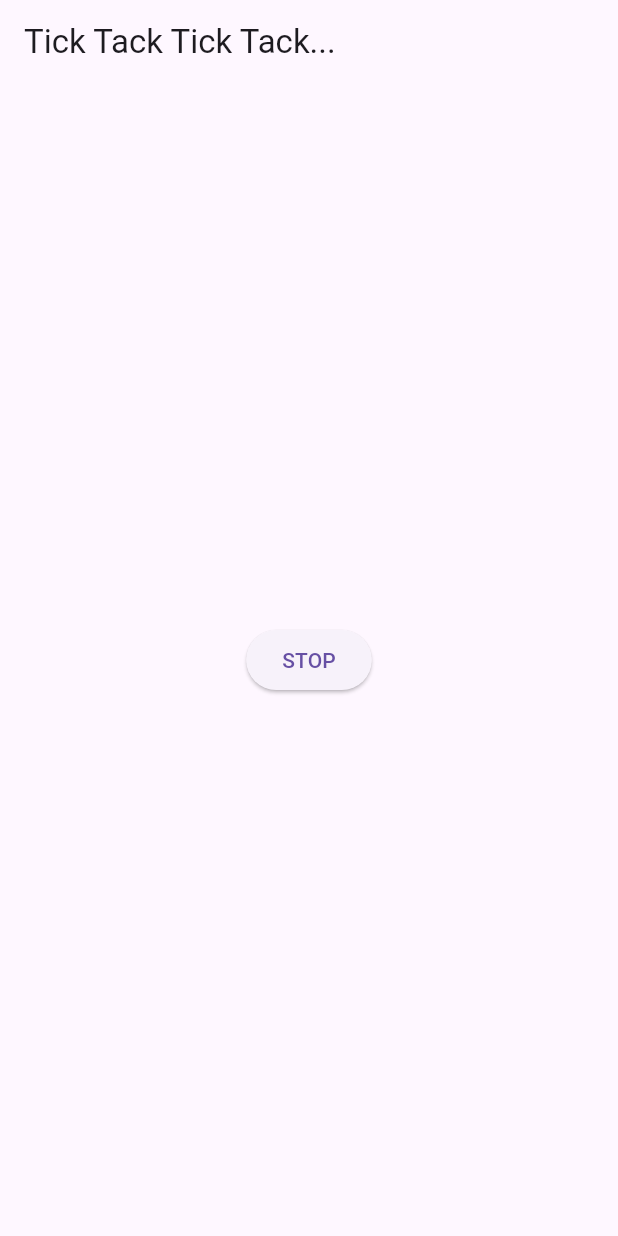
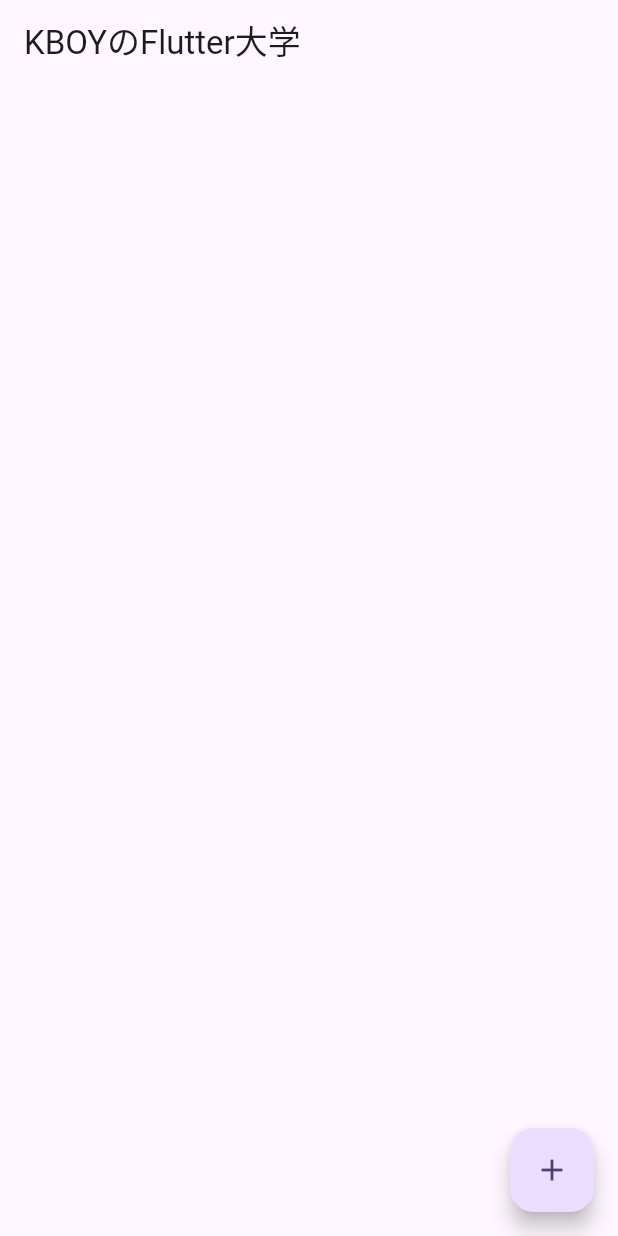
Before and after one commit to I10n/open-and-stop-timer, a Flutter app: the screen it shows after launch, on a phone screen of 412 x 824 dp. Run offline on Flutter 3.47's test engine with Material 3 defaults, Android fonts, the phone set to English and light mode, and no system bars.

```diff
--- a/lib/main.dart
+++ b/lib/main.dart
@@ -5,7 +5,7 @@
 }
 
 class MyApp extends StatelessWidget {
-  const MyApp({Key? key}) : super(key: key);
+  const MyApp({super.key});
 
   // This widget is the root of your application.
   @override
@@ -13,49 +13,75 @@
     return MaterialApp(
       title: 'Flutter Demo',
       theme: ThemeData(
-        primarySwatch: Colors.green,
+        // This is the theme of your application.
+        //
+        // TRY THIS: Try running your application with "flutter run". You'll see
+        // the application has a purple toolbar. Then, without quitting the app,
+        // try changing the seedColor in the colorScheme below to Colors.green
+        // and then invoke "hot reload" (save your changes or press the "hot
+        // reload" button in a Flutter-supported IDE, or press "r" if you used
+        // the command line to start the app).
+        //
+        // Notice that the counter didn't reset back to zero; the application
+        // state is not lost during the reload. To reset the state, use hot
+        // restart instead.
+        //
+        // This works for code too, not just values: Most code changes can be
+        // tested with just a hot reload.
+        colorScheme: ColorScheme.fromSeed(seedColor: Colors.deepPurple),
+        useMaterial3: true,
       ),
-      home: MyHomePage(),
+      home: const MyHomePage(title: 'Flutter Demo Home Page'),
     );
   }
 }
 
-class MyHomePage extends StatelessWidget {
+class MyHomePage extends StatefulWidget {
+  const MyHomePage({super.key, required this.title});
+
+  // This widget is the home page of your application. It is stateful, meaning
+  // that it has a State object (defined below) that contains fields that affect
+  // how it looks.
+
+  // This class is the configuration for the state. It holds the values (in this
+  // case the title) provided by the parent (in this case the App widget) and
+  // used by the build method of the State. Fields in a Widget subclass are
+  // always marked "final".
+
+  final String title;
+
+  @override
+  State<MyHomePage> createState() => _MyHomePageState();
+}
+
+class _MyHomePageState extends State<MyHomePage> {
+  int _counter = 0;
+
+  void _incrementCounter() {
+    setState(() {
+      // This call to setState tells the Flutter framework that something has
+      // changed in this State, which causes it to rerun the build method below
+      // so that the display can reflect the updated values. If we changed
+      // _counter without calling setState(), then the build method would not be
+      // called again, and so nothing would appear to happen.
+      _counter++;
+    });
+  }
+
   @override
   Widget build(BuildContext context) {
     return Scaffold(
       appBar: AppBar(
-        title: Text('Tick Tack Tick Tack...'),
+        title: Text('KBOYのFlutter大学'),
       ),
       body: Center(
-        child: ElevatedButton(
-          child: Text("STOP"),
-          onPressed: () {
-            Navigator.push(
-                context, MaterialPageRoute(builder: (context) => NextPage()));
-          },
-        ),
+        child: Container(),
+      ),
+      floatingActionButton: FloatingActionButton(
+        onPressed: _incrementCounter,
+        tooltip: 'Increment',
+        child: Icon(Icons.add),
       ),
     );
   }
 }
-
-class NextPage extends StatelessWidget {
-  @override
-  Widget build(BuildContext context) {
-    return Scaffold(
-      appBar: AppBar(
-        title: Text('Timer Setting '),
-      ),
-      body: Center(
-        child: ElevatedButton(
-          child: Text("START"),
-          onPressed: () {
-            // ここにボタンを押した時に呼ばれるコードを書く
-            Navigator.pop(context);
-          },
-        ),
-      ),
-    );
-  }
-}
```
